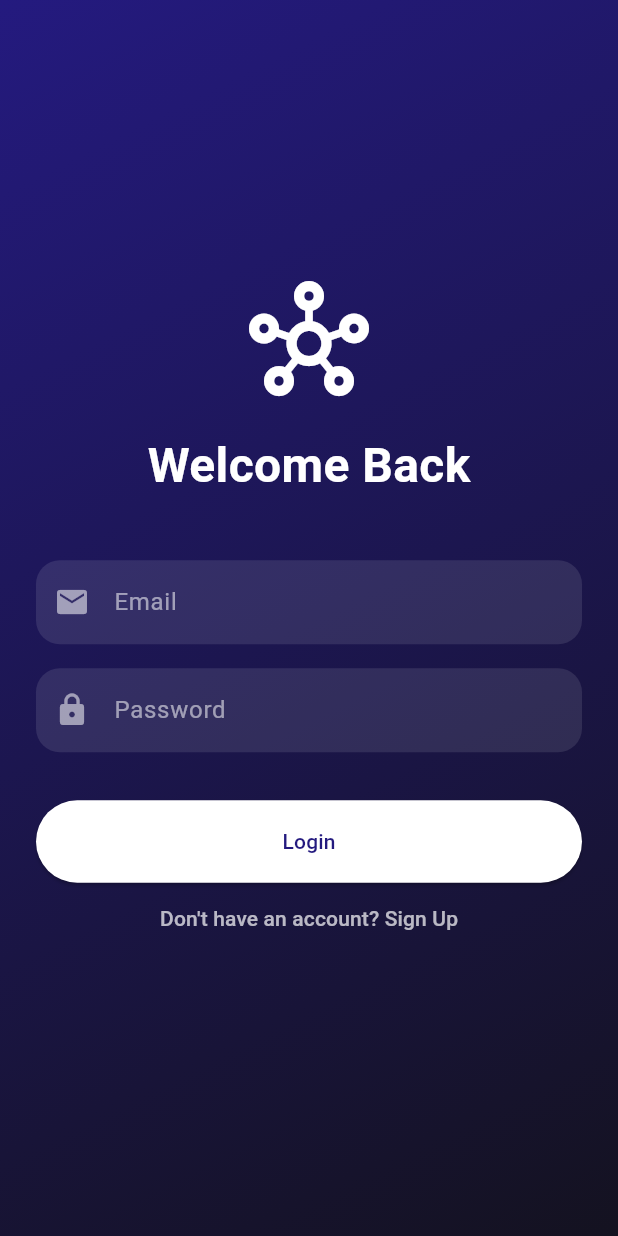
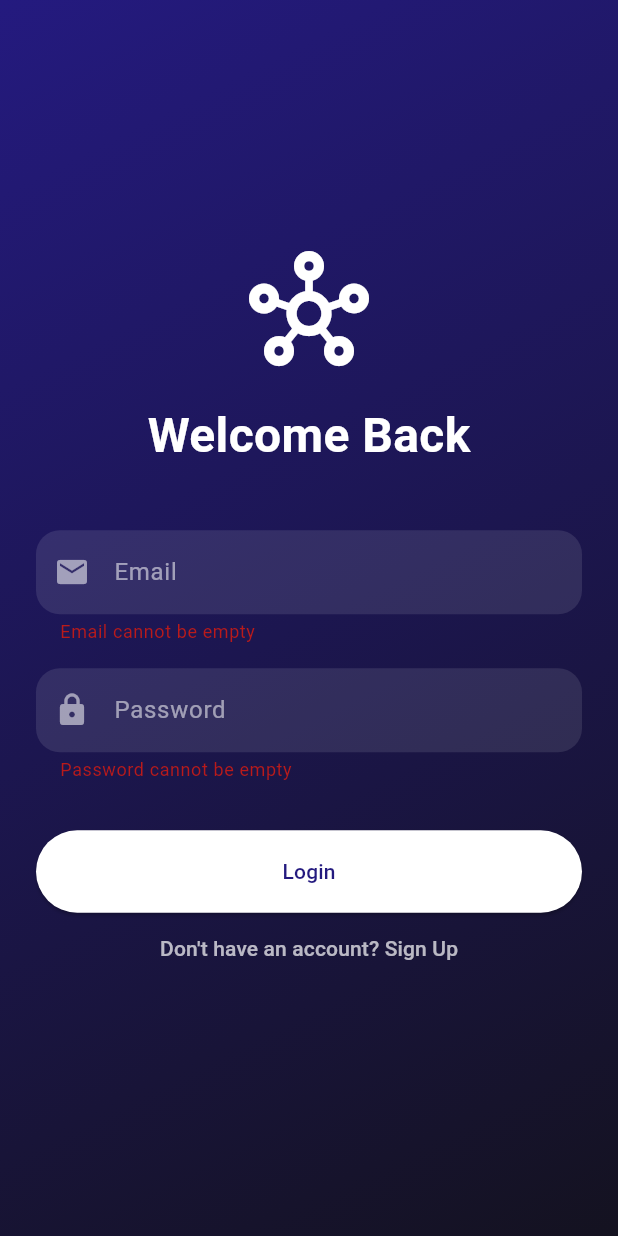
Before and after one commit to kalviumcommunity/S85-0226-NorthBound-FlutterFirebase-Unify, a Flutter app: the screen it shows after launch, after a tap on "Login", on a phone screen of 412 x 824 dp. Run offline on Flutter 3.47's test engine with Material 3 defaults, Android fonts, the phone set to English and light mode, and no system bars; our stand-ins replace cloud_firestore, firebase_auth, firebase_core, flutter_local_notifications, share_plus, shared_preferences and 1 more; accounts and stored records are empty; Roboto replaces fonts that are missing (Lexend).

Commit message:
Handling User Input with TextFields, Buttons, and Form Widgets

```diff
--- a/lib/screens/auth_screen.dart
+++ b/lib/screens/auth_screen.dart
@@ -11,11 +11,12 @@ class AuthScreen extends StatefulWidget {
 class _AuthScreenState extends State<AuthScreen> {
   final _email = TextEditingController();
   final _pass = TextEditingController();
+  final _formKey = GlobalKey<FormState>();
   bool _isSignUp = false;
+  bool _loading = false;
   @override
   Widget build(BuildContext context) {
     return Scaffold(
-      // Main container with gradient background
       body: Container(
         decoration: const BoxDecoration(
           gradient: LinearGradient(
@@ -24,39 +25,92 @@ class _AuthScreenState extends State<AuthScreen> {
           ),
         ),
         padding: const EdgeInsets.all(24),
-        // Center content vertically
+        child: Center(
+          child: SingleChildScrollView(
+            child: Form(
+              key: _formKey,
               child: Column(
                 mainAxisAlignment: MainAxisAlignment.center,
                 children: [
-// App logo/icon
                   const Icon(Icons.hub_outlined, size: 80, color: Colors.white),
                   const SizedBox(height: 20),
-// Dynamic title based on login/signup mode
                   Text(_isSignUp ? "Join Unify" : "Welcome Back",
                       style: const TextStyle(color: Colors.white, fontSize: 32, fontWeight: FontWeight.bold)),
                   const SizedBox(height: 40),
-// Email input field
-            TextField(controller: _email, decoration: _inputStyle("Email", Icons.email)),
+                  TextFormField(
+                    controller: _email,
+                    decoration: _inputStyle("Email", Icons.email),
+                    keyboardType: TextInputType.emailAddress,
+                    validator: (value) {
+                      if (value == null || value.trim().isEmpty) {
+                        return 'Email cannot be empty';
+                      }
+                      if (!value.contains('@')) {
+                        return 'Email must contain @';
+                      }
+                      return null;
+                    },
+                  ),
                   const SizedBox(height: 16),
-// Password input field (hidden text)
-            TextField(controller: _pass, obscureText: true, decoration: _inputStyle("Password", Icons.lock)),
+                  TextFormField(
+                    controller: _pass,
+                    decoration: _inputStyle("Password", Icons.lock),
+                    obscureText: true,
+                    validator: (value) {
+                      if (value == null || value.trim().isEmpty) {
+                        return 'Password cannot be empty';
+                      }
+                      if (value.length < 6) {
+                        return 'Password must be at least 6 characters';
+                      }
+                      return null;
+                    },
+                  ),
                   const SizedBox(height: 32),
                   SizedBox(
-              width: double.infinity, height: 55,
+                    width: double.infinity,
+                    height: 55,
                     child: ElevatedButton(
                       style: ElevatedButton.styleFrom(backgroundColor: Colors.white),
-// Calls Firebase service for authentication
-                onPressed: () => _isSignUp
-                    ? FirebaseService().signUp(_email.text, _pass.text)
-                    : FirebaseService().login(_email.text, _pass.text),
-                child: Text(_isSignUp ? "Sign Up" : "Login", style: const TextStyle(color: Color(0xFF241a7f))),
+                      onPressed: _loading
+                          ? null
+                          : () async {
+                              if (_formKey.currentState!.validate()) {
+                                setState(() => _loading = true);
+                                try {
+                                  if (_isSignUp) {
+                                    await FirebaseService().signUp(_email.text, _pass.text);
+                                  } else {
+                                    await FirebaseService().login(_email.text, _pass.text);
+                                  }
+                                  ScaffoldMessenger.of(context).showSnackBar(
+                                    const SnackBar(content: Text('Authentication Successful')),
+                                  );
+                                  _email.clear();
+                                  _pass.clear();
+                                } catch (e) {
+                                  ScaffoldMessenger.of(context).showSnackBar(
+                                    const SnackBar(content: Text('Authentication Failed')),
+                                  );
+                                } finally {
+                                  setState(() => _loading = false);
+                                }
+                              }
+                            },
+                      child: _loading
+                          ? const CircularProgressIndicator()
+                          : Text(_isSignUp ? "Sign Up" : "Login", style: const TextStyle(color: Color(0xFF241a7f))),
                     ),
                   ),
-// Toggle between Login and Sign Up modes
-            TextButton(onPressed: () => setState(() => _isSignUp = !_isSignUp),
+                  TextButton(
+                    onPressed: _loading ? null : () => setState(() => _isSignUp = !_isSignUp),
                     child: Text(_isSignUp ? "Already have an account? Login" : "Don't have an account? Sign Up",
-                    style: const TextStyle(color: Colors.white70))),
+                        style: const TextStyle(color: Colors.white70)),
+                  ),
                 ],
+              ),
+            ),
+          ),
         ),
       ),
     );
```
Lines whose indentation alone changed are shown as unchanged.
